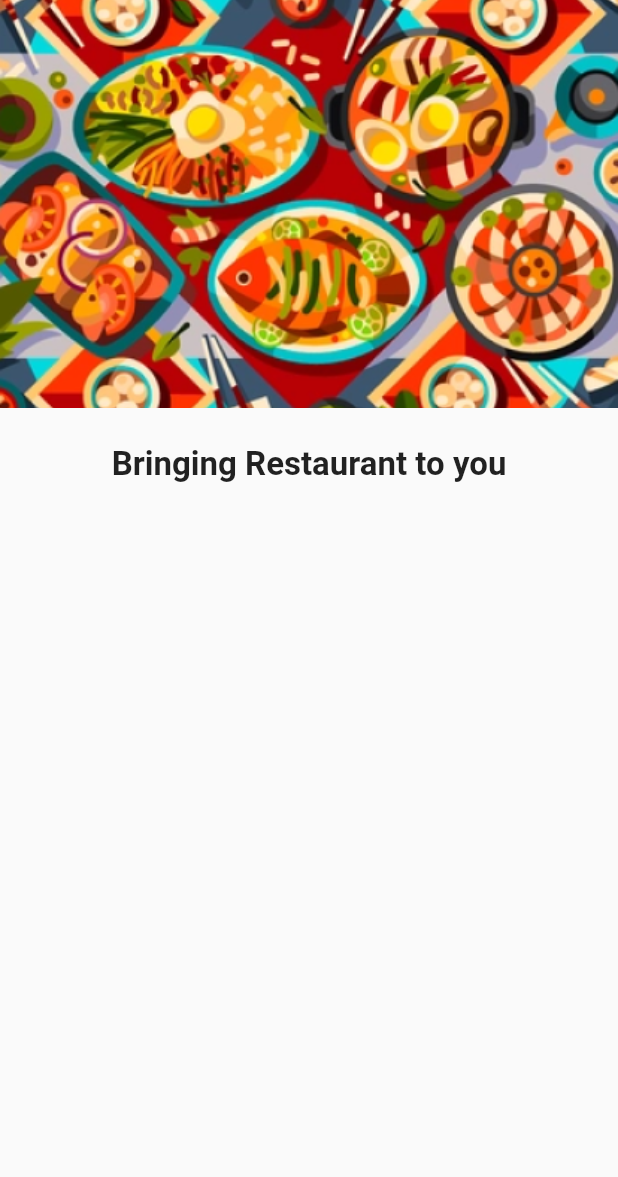
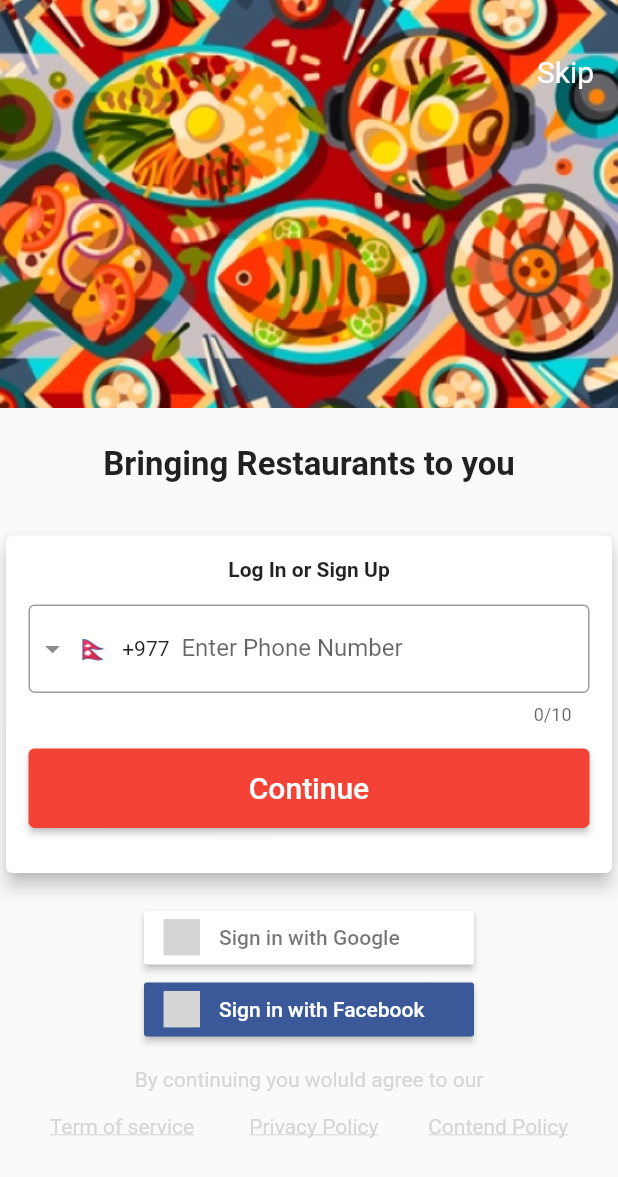
Before and after one commit to cygnus55/foodie, a Flutter app: the LoginScreen screen opened directly, on a phone screen of 412 x 824 dp. Shown: the top 1177 px of the screen. Run offline on Flutter 3.47's test engine with Material 2 defaults, Android fonts, the phone set to English and light mode, and no system bars; drawn by our look-alikes of intl_phone_field; our stand-ins replace flutter_signin_button; grey boxes are pictures that could not be loaded.

Commit message:
login screen design setup

```diff
--- a/frontend/foodie/lib/main.dart
+++ b/frontend/foodie/lib/main.dart
@@ -1,6 +1,6 @@
 import 'package:flutter/material.dart';
 
-// import './screens/login_screen.dart';
+import './screens/login_screen.dart';
 import './screens/tab_screen.dart';
 
 void main() {
@@ -19,7 +19,7 @@ class MyApp extends StatelessWidget {
         ),
         // home: const MyHomePage(title: 'Foodie'),
         routes: {
-          '/': (ctx) => const TabScreen(),
+          '/': (ctx) => const LoginScreen(),
         });
   }
 }
--- a/frontend/foodie/lib/screens/login_screen.dart
+++ b/frontend/foodie/lib/screens/login_screen.dart
@@ -1,4 +1,6 @@
 import 'package:flutter/material.dart';
+import 'package:flutter_signin_button/flutter_signin_button.dart';
+import 'package:intl_phone_field/intl_phone_field.dart';
 
 class LoginScreen extends StatefulWidget {
   const LoginScreen({Key? key}) : super(key: key);
@@ -11,21 +13,111 @@ class _LoginScreenState extends State<LoginScreen> {
   @override
   Widget build(BuildContext context) {
     return Scaffold(
-        body: Column(
+        body: SingleChildScrollView(
+          child: Column(
               children: [
-        SizedBox(
+          Stack(
+            children: [SizedBox(
               width: double.infinity,
               height: MediaQuery.of(context).size.height * 0.33,
               child: Image.asset('assets/images/login.png', fit: BoxFit.cover),
             ),
+            Container(
+              margin: EdgeInsets.fromLTRB(0, 20, 0, 0),
+              child: Align(
+                alignment: Alignment.topRight,
+                child: TextButton(
+                      style: TextButton.styleFrom(
+                        padding: const EdgeInsets.all(16.0),
+                        primary: Colors.white,
+                        textStyle: const TextStyle(fontSize: 20),
+                        shadowColor: Color(0x666565),
+                      ),
+                      onPressed: () {},
+                      child: const Text('Skip'),
+                    ),
+              ),
+            ),
+            ]),
           const SizedBox(
             height: 25,
           ),
           const Text(
-          "Bringing Restaurant to you",
+            "Bringing Restaurants to you",
             style: TextStyle(fontWeight: FontWeight.bold, fontSize: 22),
           ),
+          const SizedBox(height: 30,),
+          Card(
+            child: Column(
+              children:  [
+                const SizedBox(height: 15,),
+                const Text('Log In or Sign Up',style: TextStyle(fontWeight: FontWeight.bold),),
+                const SizedBox(height: 15,),
+
+
+                  Container(
+                    width: double.infinity,
+                    margin: const EdgeInsets.symmetric(horizontal: 15),
+                    child: IntlPhoneField(
+                          decoration: const InputDecoration(
+                              labelText: 'Enter Phone Number',
+                              border: OutlineInputBorder(
+                                  borderSide: BorderSide(),
+                              ),
+                          ),
+                          initialCountryCode: 'NP',
+                          onChanged: (phone) {
+                              print(phone.completeNumber);
+                          },
+                      )
+                  ),
+                Container(
+                  padding:const EdgeInsets.all(15),
+                  width: double.infinity,
+                  child: ElevatedButton(
+                    onPressed: () {},
+                    child: const Padding(
+                      padding: EdgeInsets.all(15),
+                      child: Text('Continue',style: TextStyle(fontSize: 20),))
+                  ),
+                ),
+                const SizedBox(height: 15,),
               ],
+            ),
+            elevation: 5,
+          ),
+                const SizedBox(height: 15,),
+
+            SignInButton(
+              Buttons.Google,
+              onPressed: () {},
+              ),
+            SignInButton(
+              Buttons.Facebook,
+              onPressed: () {},
+              ),
+                const SizedBox(height: 15,),
+
+              const Text('By continuing you woluld agree to our',
+              style: TextStyle(color: Color(0xCDCDCDCD),)),
+                const SizedBox(height: 15,),
+
+              Row(
+                mainAxisAlignment: MainAxisAlignment.spaceEvenly,
+                children:  const [
+
+                Text('Term of service ',
+                style: TextStyle(color: Color(0xCDCDCDCD),
+                decoration: TextDecoration.underline)),
+                Text('Privacy Policy',
+                style: TextStyle(color: Color(0xCDCDCDCD),
+                decoration: TextDecoration.underline)),
+                Text('Contend Policy',
+                style: TextStyle(color: Color(0xCDCDCDCD),
+                decoration: TextDecoration.underline)),
+              ],)
+              ],
+            ),
         ));
   }
 }
--- a/frontend/foodie/pubspec.yaml
+++ b/frontend/foodie/pubspec.yaml
@@ -29,6 +29,9 @@ environment:
 dependencies:
   flutter:
     sdk: flutter
+  flutter_signin_button: ^2.0.0
+  intl_phone_field: ^3.0.1
+
 
 
   # The following adds the Cupertino Icons font to your application.
@@ -60,6 +63,7 @@ flutter:
   # To add assets to your application, add an assets section, like this:
   assets:
     - assets/images/login.png
+    - assets/images/flag.png
 
   # An image asset can refer to one or more resolution-specific "variants", see
   # https://flutter.dev/assets-and-images/#resolution-aware.
```
Also changed, not shown: frontend/foodie/assets/images/flag.png (added), frontend/foodie/pubspec.lock. Lines whose indentation alone changed are shown as unchanged.
